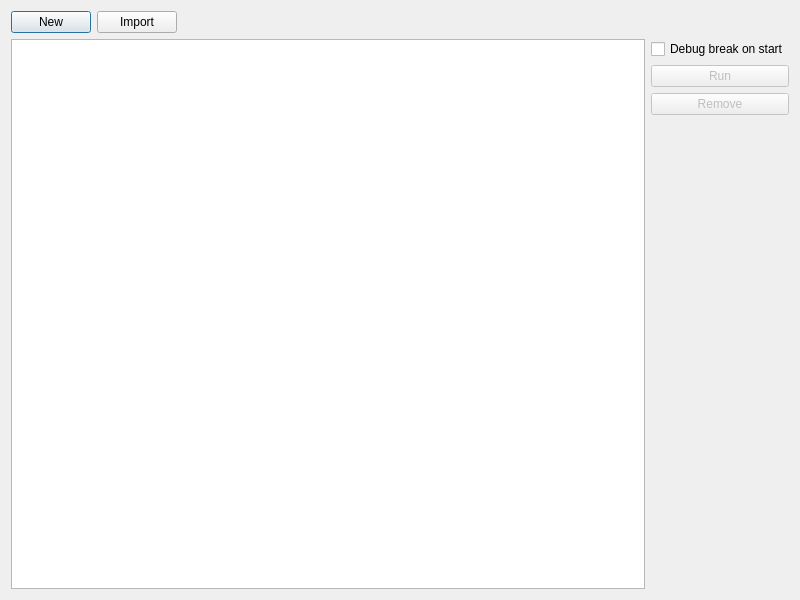
Before: the Qt Designer form tools/editor/application/VadonEditor/UI/Project/LauncherDialog.ui in janos-ijgyarto/vadon, drawn with Qt 5.
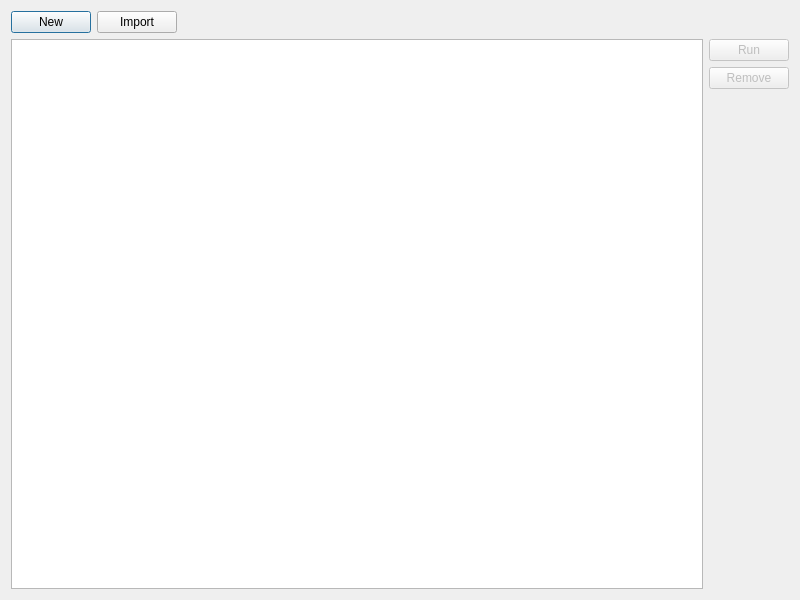
After: the same form once the commit is applied.

```diff
--- a/tools/editor/application/VadonEditor/UI/Project/LauncherDialog.ui
+++ b/tools/editor/application/VadonEditor/UI/Project/LauncherDialog.ui
@@ -54,13 +54,6 @@
        </item>
        <item>
         <layout class="QVBoxLayout" name="selectedProjectButtonVBox">
-         <item>
-          <widget class="QCheckBox" name="debugBreakOnStartCheckbox">
-           <property name="text">
-            <string>Debug break on start</string>
-           </property>
-          </widget>
-         </item>
          <item>
           <widget class="QPushButton" name="runButton">
            <property name="enabled">
```
